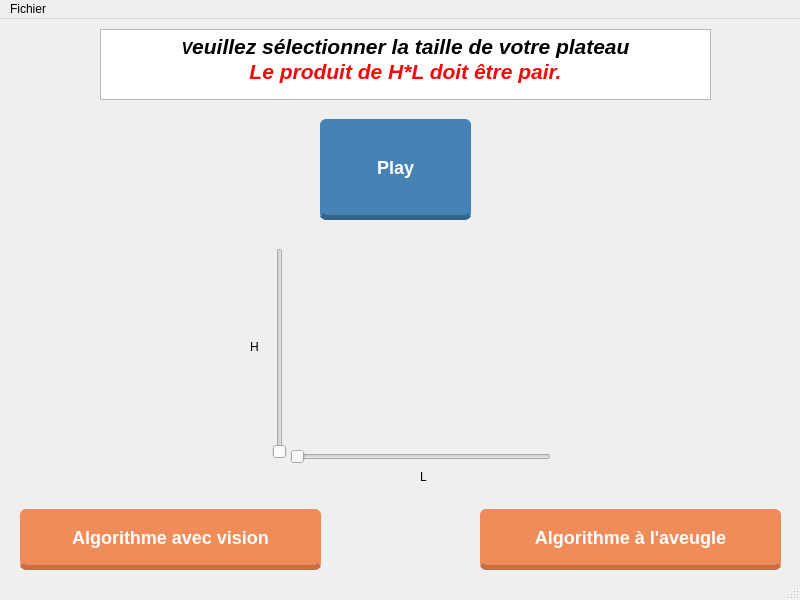
Above: secondwindow.ui from OxmoGambino/CardGames before the change. Below: the same form after it.
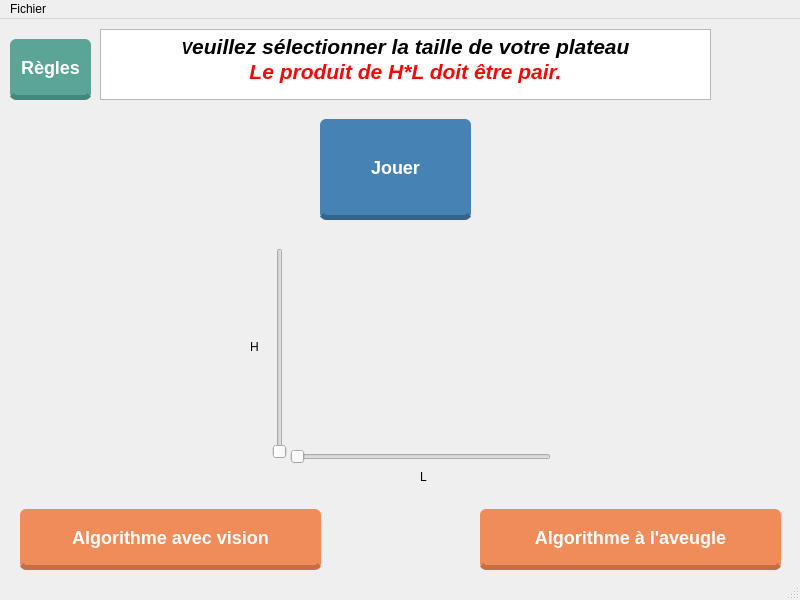
That is the form after the change.

```diff
--- a/secondwindow.ui
+++ b/secondwindow.ui
@@ -101,7 +101,7 @@
 </string>
     </property>
     <property name="text">
-     <string>Play</string>
+     <string>Jouer</string>
     </property>
    </widget>
    <widget class="QTextBrowser" name="selecLabel">
@@ -227,6 +227,44 @@
      <string>Algorithme à l'aveugle</string>
     </property>
    </widget>
+   <widget class="QPushButton" name="rulesButton">
+    <property name="geometry">
+     <rect>
+      <x>10</x>
+      <y>20</y>
+      <width>81</width>
+      <height>61</height>
+     </rect>
+    </property>
+    <property name="styleSheet">
+     <string notr="true">QPushButton {
+    background-color: rgb(90, 165, 150);          
+    color: white;
+    border: none;
+    padding: 6px 12px;
+    font-size: 18px;
+    font-weight: bold;
+    border-radius: 6px;
+
+    border-bottom: 5px solid rgb(70, 135, 125); 
+}
+
+QPushButton:hover {
+    background-color: rgb(115, 190, 175);        
+    border-bottom: 5px solid rgb(90, 165, 150);
+}
+
+QPushButton:pressed {
+    background-color: rgb(75, 140, 125);         
+    border-bottom: 2px solid rgb(60, 110, 100);
+    padding-top: 8px;
+}
+</string>
+    </property>
+    <property name="text">
+     <string>Règles</string>
+    </property>
+   </widget>
   </widget>
   <widget class="QMenuBar" name="menubar">
    <property name="geometry">
```
Left out of the diff: 24 changed lines with no effect on the pictures.
